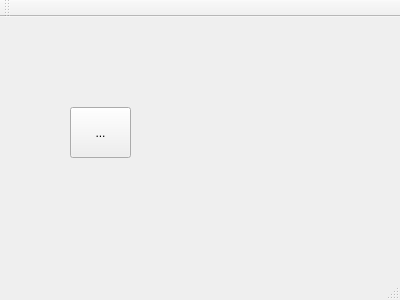
Before: the Qt Designer form mousePress/mainwindow.ui in amdsibyl/os2016_group14, drawn with Qt 5.
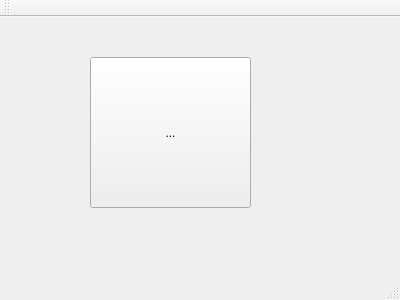
After: the same form once the commit is applied.

```diff
--- a/mousePress/mainwindow.ui
+++ b/mousePress/mainwindow.ui
@@ -17,10 +17,10 @@
    <widget class="QToolButton" name="toolButton">
     <property name="geometry">
      <rect>
-      <x>70</x>
-      <y>90</y>
-      <width>61</width>
-      <height>51</height>
+      <x>90</x>
+      <y>40</y>
+      <width>161</width>
+      <height>151</height>
      </rect>
     </property>
     <property name="text">
```
Left out of the diff: 2 changed lines with no effect on the pictures.
